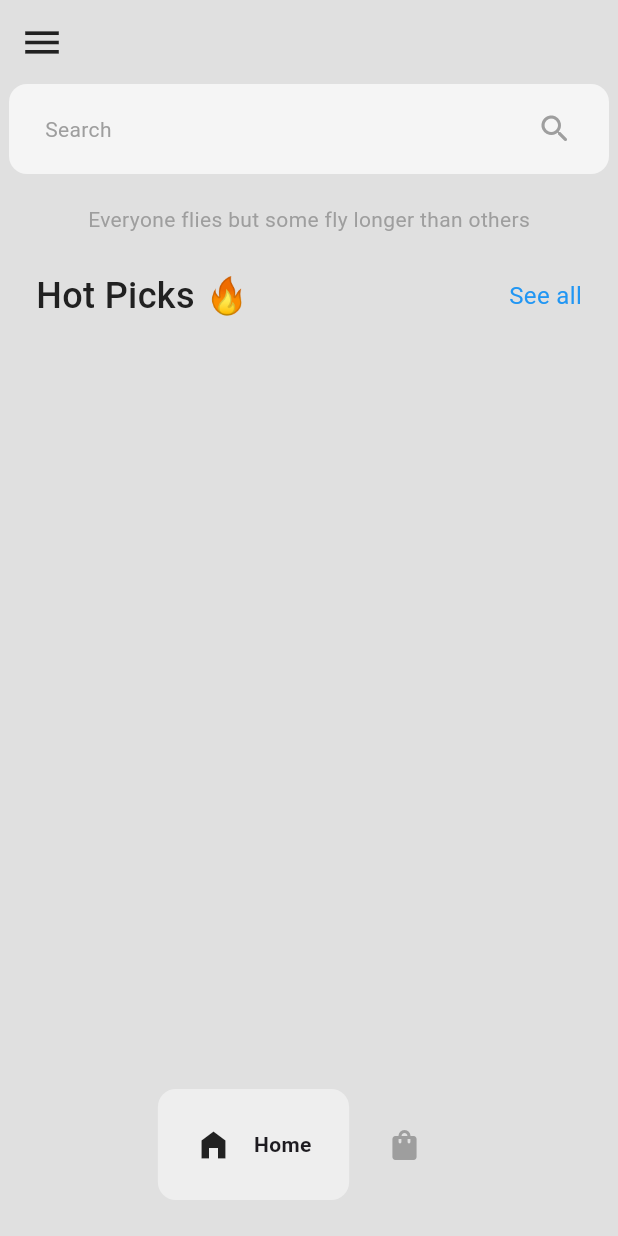
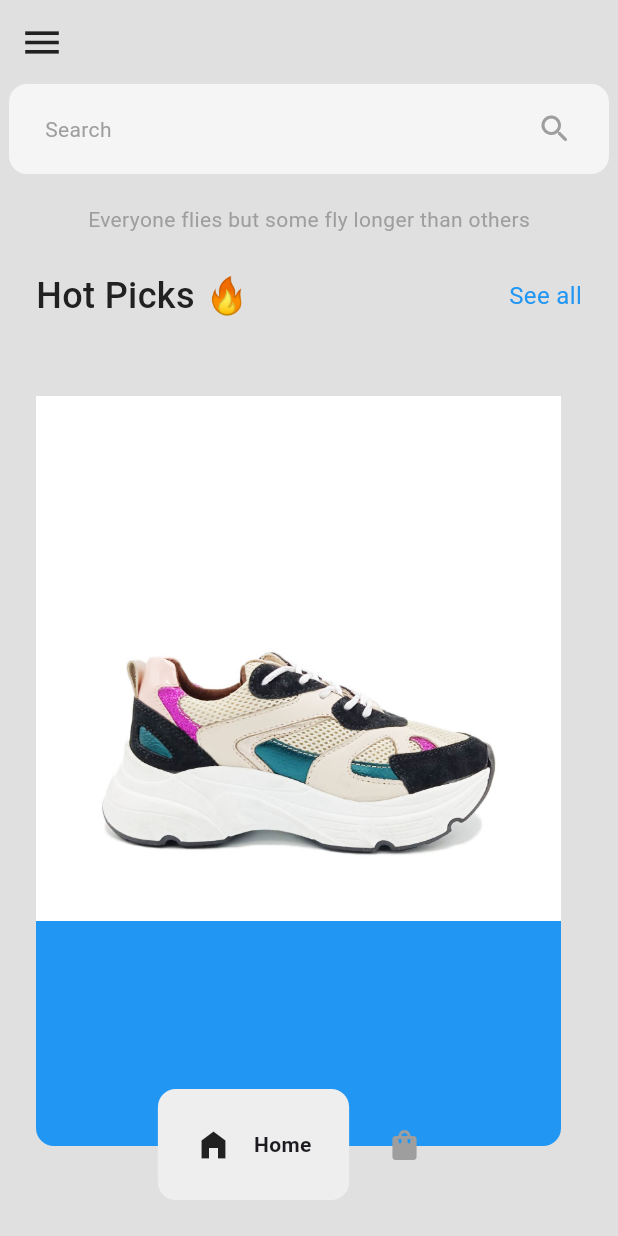
Before and after one commit to UmerAalam/simple_e_commerce, a Flutter app: the screen it shows after launch, on a phone screen of 412 x 824 dp. Run offline on Flutter 3.47's test engine with Material 3 defaults, Android fonts, the phone set to English and light mode, and no system bars; drawn by our look-alikes of google_nav_bar.

Commit message:
container-shoe-tile

```diff
--- a/lib/components/shoe.dart
+++ b/lib/components/shoe.dart
@@ -1,3 +1,5 @@
+import 'package:flutter/material.dart';
+
 class Shoe {
   final String name;
   final int price;
--- a/lib/components/shoe_tile.dart
+++ b/lib/components/shoe_tile.dart
@@ -1,14 +1,27 @@
+// ignore_for_file: must_be_immutable, sort_child_properties_last
+
 import 'package:flutter/material.dart';
+import 'package:simple_e_commerce/components/shoe.dart';
 
 class ShoeTile extends StatelessWidget {
-  const ShoeTile({super.key});
+  final Shoe shoe;
+  const ShoeTile({super.key, required this.shoe});
 
   @override
   Widget build(BuildContext context) {
     return Container(
+      margin: EdgeInsets.only(left: 24),
       height: 500,
-      width: 400,
-      decoration: BoxDecoration(color: Colors.blue),
+      width: 350,
+      child: Column(
+        children: [
+          Image.asset(shoe.imagePath),
+        ],
+      ),
+      decoration: BoxDecoration(
+        color: Colors.blue,
+        borderRadius: BorderRadius.circular(12),
+      ),
     );
   }
 }
--- a/lib/pages/shop_page.dart
+++ b/lib/pages/shop_page.dart
@@ -1,6 +1,7 @@
 // ignore_for_file: prefer_const_literals_to_create_immutables, prefer_const_constructors
 
 import 'package:flutter/material.dart';
+import 'package:simple_e_commerce/components/shoe.dart';
 import 'package:simple_e_commerce/components/shoe_tile.dart';
 
 class ShopPage extends StatelessWidget {
@@ -73,11 +74,9 @@ class ShopPage extends StatelessWidget {
           SizedBox(
             height: 50,
           ),
-          // ListView(
-          //   children: [
-          //     ShoeTile(),
-          //   ],
-          // ),
+          ShoeTile(
+            shoe: Shoe(name: "AirMax", price: 999, description: "For Nike Lovers!", imagePath: "assets/images/1.jpg"),
+          ),
         ],
       ),
     );
```
